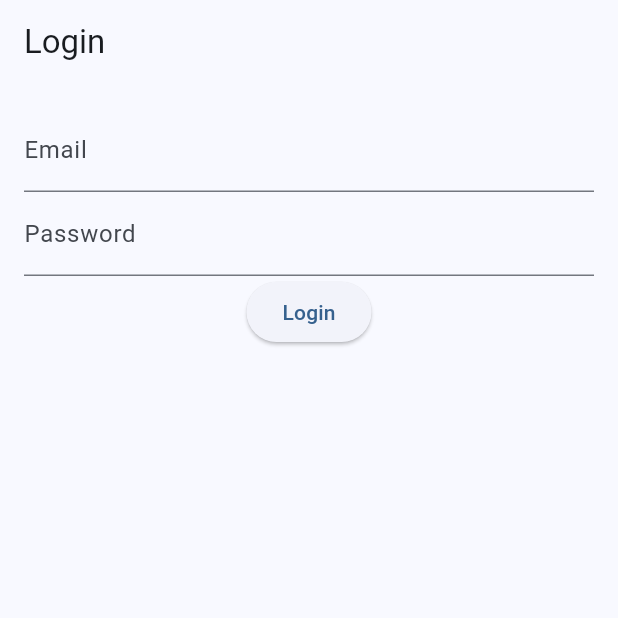
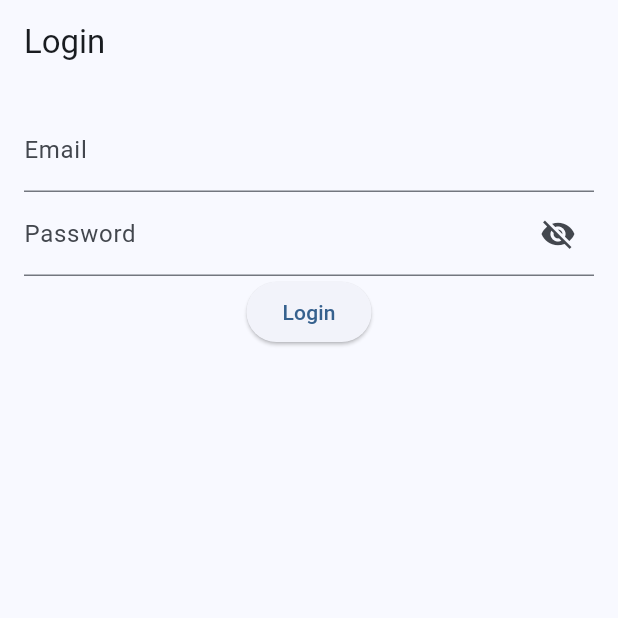
Before and after one commit to izhaan-s/Zeema, a Flutter app: the screen it shows after launch, on a phone screen of 412 x 824 dp, the top half of it. Run offline on Flutter 3.47's test engine with Material 3 defaults, Android fonts, the phone set to English and light mode, and no system bars; our stand-ins replace supabase_flutter; accounts and stored records are empty.

Commit message:
Added button to toggle password visibility

```diff
--- a/eczema_health/lib/features/auth/screens/login_screen.dart
+++ b/eczema_health/lib/features/auth/screens/login_screen.dart
@@ -34,8 +34,9 @@ class _LoginScreenState extends State<LoginScreen> {
             TextField(
               controller: passwordController,
               obscureText: !passwordVisible,
-              decoration: const InputDecoration(
+              decoration: InputDecoration(
                 labelText: 'Password',
+                suffixIcon: togglePassword(),
               ),
             ),
             ElevatedButton(
@@ -65,4 +66,11 @@ class _LoginScreenState extends State<LoginScreen> {
       ),
     );
   }
-}
+  Widget togglePassword(){
+    return IconButton(onPressed:(){
+      setState((){
+        passwordVisible = !passwordVisible;
+      });
+    }, icon: Icon(passwordVisible ? Icons.visibility : Icons.visibility_off));
+    }
+  }
```
